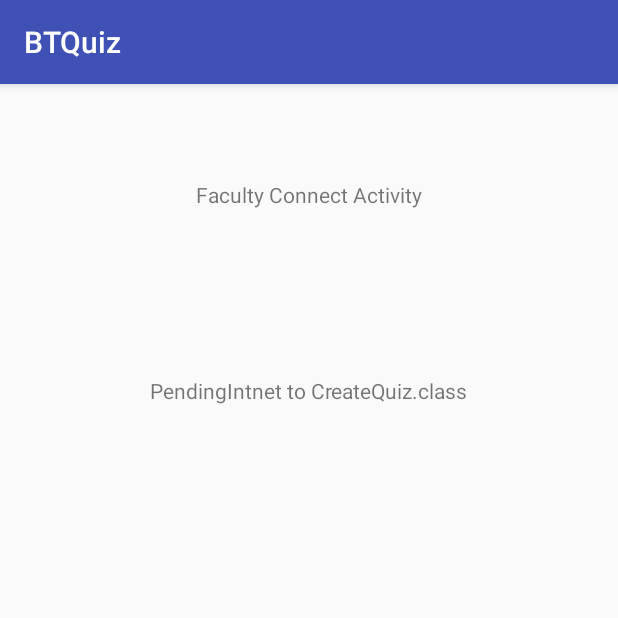
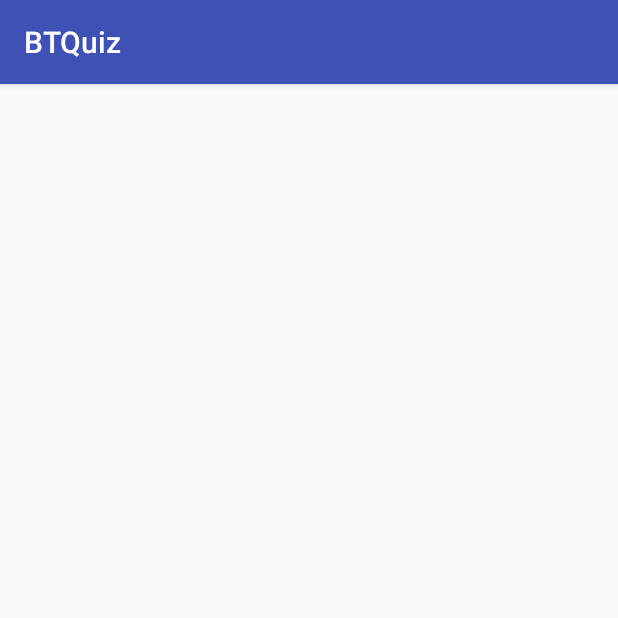
Before and after one commit to lukelowers/BTQuiz, an Android app: the screen it shows after launch (FacultyConnect before the commit, CreateQuiz after it), after a tap on "FACULTY", on a phone screen of 412 x 824 dp, the top half of it. Run offline under Robolectric (Android 15) with nearby library versions, the phone set to English and light mode, and no system bars.

Commit message:
create quiz activity

```diff
--- a/app/src/main/AndroidManifest.xml
+++ b/app/src/main/AndroidManifest.xml
@@ -18,7 +18,8 @@
         <activity android:name=".FacultyConnect" />
         <activity android:name=".StudentActivity" />
         <activity android:name=".StudentConnect" />
-        <activity android:name=".Quiz"></activity>
+        <activity android:name=".Quiz" />
+        <activity android:name=".CreateQuiz"></activity>
     </application>
 
 </manifest>
--- a/app/src/main/java/com/example/luke/btquiz/MainActivity.java
+++ b/app/src/main/java/com/example/luke/btquiz/MainActivity.java
@@ -40,7 +40,7 @@ public class MainActivity extends AppCompatActivity {
             @Override
             public void onClick(View v) {
 
-                Intent intent = new Intent(MainActivity.this, FacultyConnect.class);
+                Intent intent = new Intent(MainActivity.this, CreateQuiz.class);
                 startActivity(intent);
             }
         });
--- a/app/src/main/res/layout/activity_faculty_connect.xml
+++ b/app/src/main/res/layout/activity_faculty_connect.xml
@@ -19,12 +19,4 @@
         android:layout_marginTop="48dp"
         android:id="@+id/textView" />
 
-    <TextView
-        android:text="PendingIntnet to CreateQuiz.class"
-        android:layout_width="wrap_content"
-        android:layout_height="wrap_content"
-        android:layout_below="@+id/textView"
-        android:layout_centerHorizontal="true"
-        android:layout_marginTop="111dp"
-        android:id="@+id/textView4" />
 </RelativeLayout>
```
Also changed, not shown: app/src/main/res/layout/activity_create_quiz.xml (+0 -10 lines), app/src/main/res/layout/activity_quiz.xml (+8 -0 lines).
